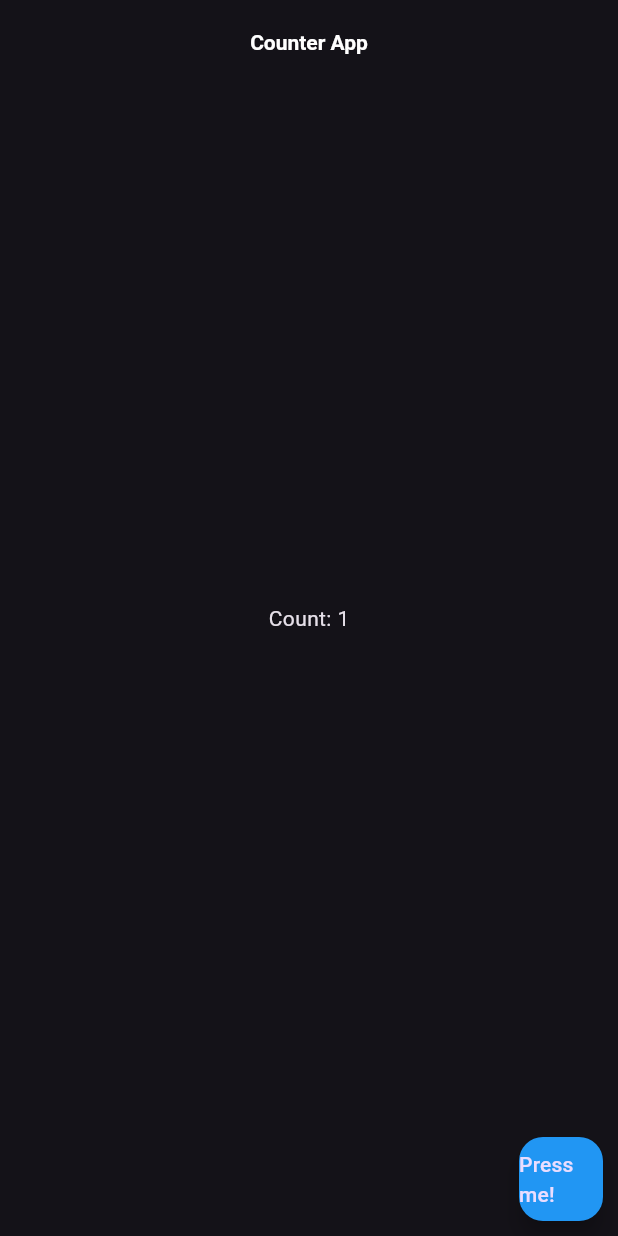
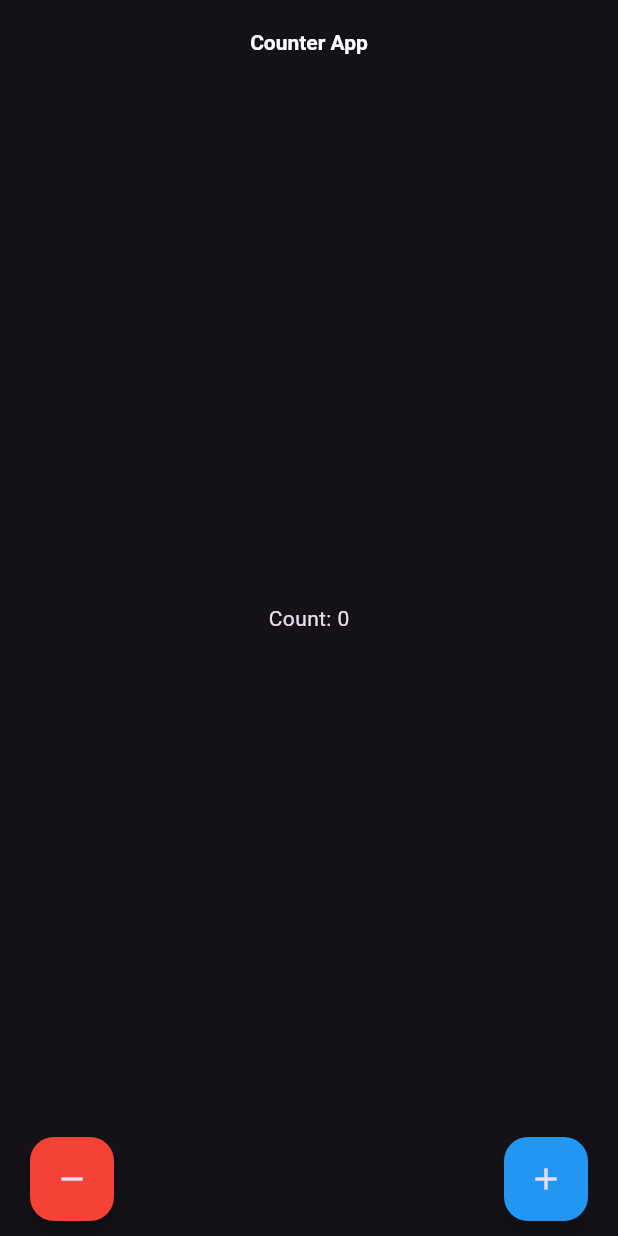
Before and after one commit to Emekaony/Flutter-Stateful-widgets, a Flutter app: the screen it shows after launch, on a phone screen of 412 x 824 dp. Run offline on Flutter 3.47's test engine with Material 3 defaults, Android fonts, the phone set to English and light mode, and no system bars.

Commit message:
Added increment and decrement button

```diff
--- a/lib/main.dart
+++ b/lib/main.dart
@@ -1,6 +1,7 @@
 // ignore_for_file: prefer_const_constructors, prefer_const_literals_to_create_immutables
 
 import 'package:flutter/material.dart';
+import 'package:flutter/widgets.dart';
 
 void main() {
   runApp(const App());
@@ -14,6 +15,20 @@ class App extends StatefulWidget {
 }
 
 class _AppState extends State<App> {
+  int count = 0;
+
+  void incrementCount() {
+    setState(() {
+      count++;
+    });
+  }
+
+  void decrementCount() {
+    setState(() {
+      count--;
+    });
+  }
+
   @override
   Widget build(BuildContext context) {
     return MaterialApp(
@@ -36,16 +51,27 @@ class _AppState extends State<App> {
                       flex: 10,
                       child: Column(
                         mainAxisAlignment: MainAxisAlignment.center,
-                        children: [Text("Count: 1")],
+                        children: [Text("Count: $count")],
                       )),
                   Row(
-                    mainAxisAlignment: MainAxisAlignment.end,
+                    mainAxisAlignment: MainAxisAlignment.spaceBetween,
                     children: [
-                      FloatingActionButton(
-                        onPressed: () {},
-                        backgroundColor: Colors.blue,
-                        child: Text("Press me!"),
-                      )
+                      Container(
+                        margin: EdgeInsets.only(left: 10),
+                        child: FloatingActionButton(
+                          onPressed: decrementCount,
+                          backgroundColor: Colors.red,
+                          child: Icon(Icons.remove),
+                        ),
+                      ),
+                      Container(
+                        margin: EdgeInsets.only(right: 10),
+                        child: FloatingActionButton(
+                          onPressed: incrementCount,
+                          backgroundColor: Colors.blue,
+                          child: Icon(Icons.add),
+                        ),
+                      ),
                     ],
                   ),
                 ],
```
